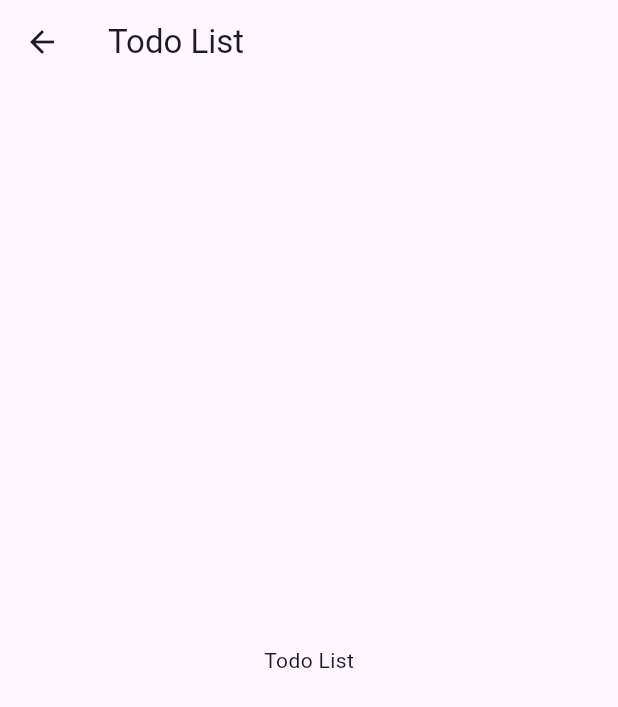
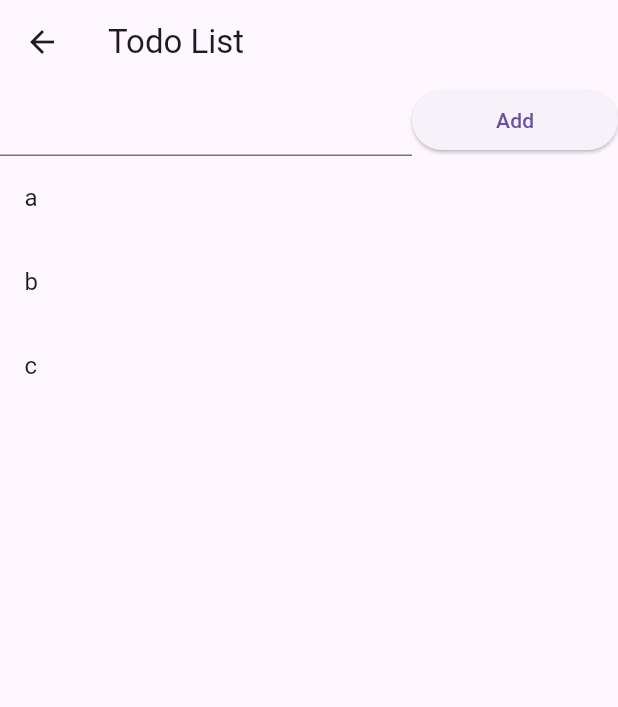
Before and after one commit to thanchayawikgithub/flutter_todo_list, a Flutter app: the TodoList screen opened by its route, on a phone screen of 412 x 824 dp. Shown: the top 707 px of the screen. Run offline on Flutter 3.47's test engine with Material 3 defaults, Android fonts, the light colour scheme and no system bars.

Commit message:
add text field and button

```diff
--- a/lib/todo_list.dart
+++ b/lib/todo_list.dart
@@ -1,13 +1,15 @@
 import 'package:flutter/material.dart';
 
 class TodoList extends StatefulWidget {
-  const TodoList({Key? key}) : super(key: key);
+  TodoList({Key? key}) : super(key: key);
   static const nameRoute = '/todo_list';
   @override
   _TodoListState createState() => _TodoListState();
 }
 
 class _TodoListState extends State<TodoList> {
+  List<String> _todos = ['a', 'b', 'c'];
+
   @override
   Widget build(BuildContext context) {
     return Scaffold(
@@ -15,8 +17,25 @@ class _TodoListState extends State<TodoList> {
         title: Text('Todo List'),
       ),
       body: Container(
-        child: Center(
-          child: Text("Todo List"),
+        child: Column(
+          children: [
+            Row(children: [
+              Expanded(flex: 2, child: TextField()),
+              Expanded(
+                  flex: 1,
+                  child: ElevatedButton(onPressed: () {}, child: Text('Add')))
+            ]),
+            Expanded(
+              child: ListView.builder(
+                itemBuilder: (context, index) {
+                  return ListTile(
+                    title: Text(_todos[index]),
+                  );
+                },
+                itemCount: _todos.length,
+              ),
+            )
+          ],
         ),
       ),
     );
```
